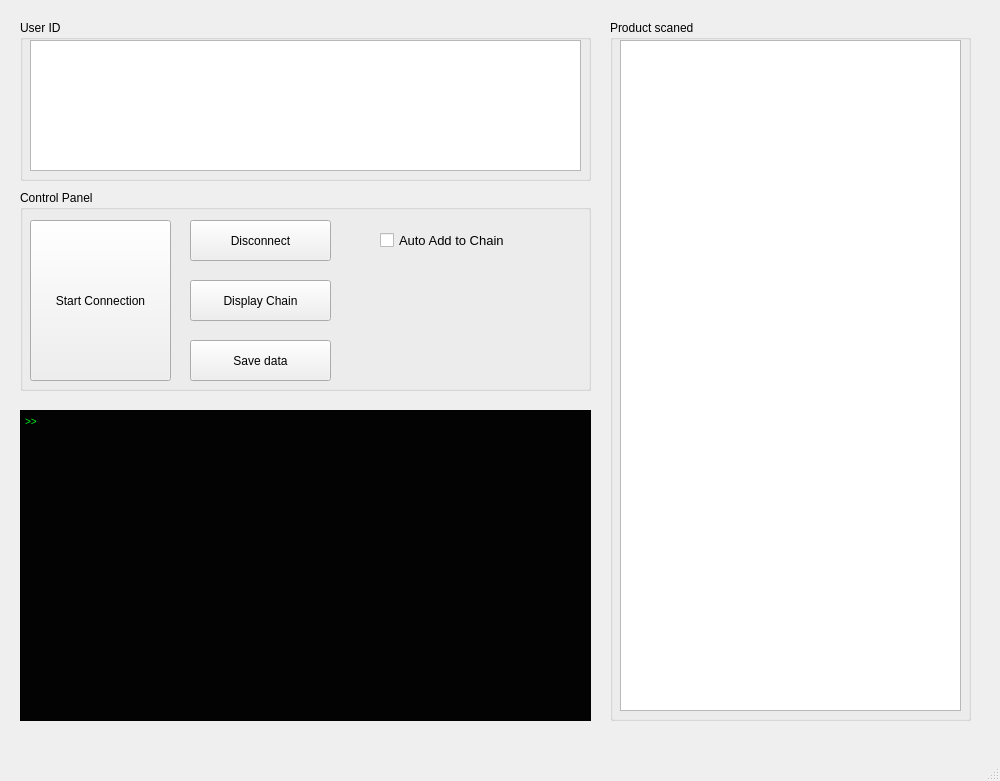
This is UI/Panel/MainPanel.ui in ScarlettWang88/Bacchus-Crimson as Qt 5 draws it before an edit. The edited form follows.
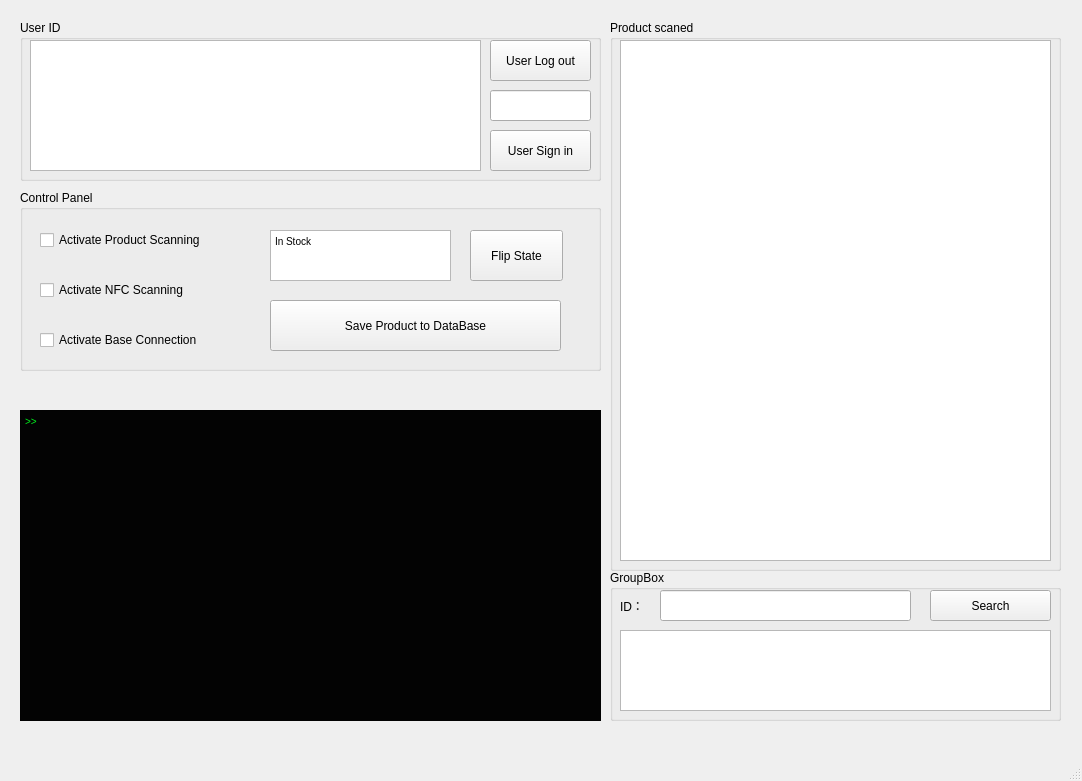
This is the edited form.

Patch:
```diff
--- a/UI/Panel/MainPanel.ui
+++ b/UI/Panel/MainPanel.ui
@@ -6,7 +6,7 @@
    <rect>
     <x>0</x>
     <y>0</y>
-    <width>1000</width>
+    <width>1082</width>
     <height>781</height>
    </rect>
   </property>
@@ -19,7 +19,7 @@
      <rect>
       <x>20</x>
       <y>410</y>
-      <width>571</width>
+      <width>581</width>
       <height>311</height>
      </rect>
     </property>
@@ -41,7 +41,7 @@
      <rect>
       <x>20</x>
       <y>20</y>
-      <width>571</width>
+      <width>581</width>
       <height>161</height>
      </rect>
     </property>
@@ -53,7 +53,7 @@
       <rect>
        <x>10</x>
        <y>20</y>
-       <width>551</width>
+       <width>451</width>
        <height>131</height>
       </rect>
      </property>
@@ -68,107 +68,163 @@
 &lt;p style=&quot;-qt-paragraph-type:empty; margin-top:0px; margin-bottom:0px; margin-left:0px; margin-right:0px; -qt-block-indent:0; text-indent:0px;&quot;&gt;&lt;br /&gt;&lt;/p&gt;&lt;/body&gt;&lt;/html&gt;</string>
      </property>
     </widget>
+    <widget class="QPushButton" name="btn_user_logout">
+     <property name="geometry">
+      <rect>
+       <x>470</x>
+       <y>20</y>
+       <width>101</width>
+       <height>41</height>
+      </rect>
+     </property>
+     <property name="font">
+      <font>
+       <pointsize>9</pointsize>
+      </font>
+     </property>
+     <property name="text">
+      <string>User Log out</string>
+     </property>
+    </widget>
+    <widget class="QPushButton" name="btn_user_signin">
+     <property name="geometry">
+      <rect>
+       <x>470</x>
+       <y>110</y>
+       <width>101</width>
+       <height>41</height>
+      </rect>
+     </property>
+     <property name="font">
+      <font>
+       <pointsize>9</pointsize>
+      </font>
+     </property>
+     <property name="text">
+      <string>User Sign in</string>
+     </property>
+    </widget>
+    <widget class="QLineEdit" name="lined_user_new_name">
+     <property name="geometry">
+      <rect>
+       <x>470</x>
+       <y>70</y>
+       <width>101</width>
+       <height>31</height>
+      </rect>
+     </property>
+    </widget>
    </widget>
    <widget class="QGroupBox" name="groupBox_2">
     <property name="geometry">
      <rect>
       <x>20</x>
       <y>190</y>
-      <width>571</width>
-      <height>201</height>
+      <width>581</width>
+      <height>181</height>
      </rect>
     </property>
     <property name="title">
      <string>Control Panel</string>
     </property>
-    <widget class="QPushButton" name="btn_start_connect">
+    <widget class="QCheckBox" name="cb_activ_ps">
      <property name="geometry">
       <rect>
-       <x>10</x>
-       <y>30</y>
-       <width>141</width>
-       <height>161</height>
+       <x>20</x>
+       <y>40</y>
+       <width>201</width>
+       <height>20</height>
       </rect>
      </property>
-     <property name="font">
-      <font>
-       <pointsize>9</pointsize>
-      </font>
+     <property name="tabletTracking">
+      <bool>true</bool>
      </property>
      <property name="text">
-      <string>Start Connection</string>
+      <string>Activate Product Scanning</string>
      </property>
-    </widget>
-    <widget class="QPushButton" name="pushButton_3">
-     <property name="geometry">
-      <rect>
-       <x>170</x>
-       <y>30</y>
-       <width>141</width>
-       <height>41</height>
-      </rect>
+     <property name="checked">
+      <bool>false</bool>
      </property>
-     <property name="font">
-      <font>
-       <pointsize>9</pointsize>
-      </font>
-     </property>
-     <property name="text">
-      <string>Disconnect</string>
-     </property>
     </widget>
-    <widget class="QPushButton" name="pushButton_4">
+    <widget class="QCheckBox" name="cb_activ_nfc">
      <property name="geometry">
       <rect>
-       <x>170</x>
+       <x>20</x>
        <y>90</y>
-       <width>141</width>
-       <height>41</height>
+       <width>201</width>
+       <height>20</height>
       </rect>
      </property>
-     <property name="font">
-      <font>
-       <pointsize>9</pointsize>
-      </font>
+     <property name="tabletTracking">
+      <bool>true</bool>
      </property>
      <property name="text">
-      <string>Display Chain</string>
+      <string>Activate NFC Scanning</string>
      </property>
+     <property name="checked">
+      <bool>false</bool>
+     </property>
     </widget>
-    <widget class="QPushButton" name="pushButton_2">
+    <widget class="QCheckBox" name="cb_activ_base_cont">
      <property name="geometry">
       <rect>
-       <x>170</x>
-       <y>150</y>
-       <width>141</width>
-       <height>41</height>
+       <x>20</x>
+       <y>140</y>
+       <width>201</width>
+       <height>20</height>
       </rect>
      </property>
-     <property name="font">
-      <font>
-       <pointsize>9</pointsize>
-      </font>
+     <property name="tabletTracking">
+      <bool>true</bool>
      </property>
      <property name="text">
-      <string>Save data</string>
+      <string>Activate Base Connection</string>
      </property>
+     <property name="checked">
+      <bool>false</bool>
+     </property>
     </widget>
-    <widget class="QCheckBox" name="CB_auto_add">
+    <widget class="QPushButton" name="btn_save_product">
      <property name="geometry">
       <rect>
-       <x>360</x>
-       <y>30</y>
-       <width>161</width>
-       <height>41</height>
+       <x>250</x>
+       <y>110</y>
+       <width>291</width>
+       <height>51</height>
       </rect>
      </property>
-     <property name="font">
-      <font>
-       <pointsize>10</pointsize>
-      </font>
+     <property name="text">
+      <string>Save Product to DataBase</string>
      </property>
+    </widget>
+    <widget class="QTextBrowser" name="tbx_stock_state">
+     <property name="geometry">
+      <rect>
+       <x>250</x>
+       <y>40</y>
+       <width>181</width>
+       <height>51</height>
+      </rect>
+     </property>
+     <property name="html">
+      <string>&lt;!DOCTYPE HTML PUBLIC &quot;-//W3C//DTD HTML 4.0//EN&quot; &quot;http://www.w3.org/TR/REC-html40/strict.dtd&quot;&gt;
+&lt;html&gt;&lt;head&gt;&lt;meta name=&quot;qrichtext&quot; content=&quot;1&quot; /&gt;&lt;style type=&quot;text/css&quot;&gt;
+p, li { white-space: pre-wrap; }
+&lt;/style&gt;&lt;/head&gt;&lt;body style=&quot; font-family:'MS Shell Dlg 2'; font-size:7.8pt; font-weight:400; font-style:normal;&quot;&gt;
+&lt;p style=&quot; margin-top:0px; margin-bottom:0px; margin-left:0px; margin-right:0px; -qt-block-indent:0; text-indent:0px;&quot;&gt;In Stock&lt;/p&gt;&lt;/body&gt;&lt;/html&gt;</string>
+     </property>
+    </widget>
+    <widget class="QPushButton" name="btn_flip_stock_state">
+     <property name="geometry">
+      <rect>
+       <x>450</x>
+       <y>40</y>
+       <width>93</width>
+       <height>51</height>
+      </rect>
+     </property>
      <property name="text">
-      <string>Auto Add to Chain</string>
+      <string>Flip State</string>
      </property>
     </widget>
    </widget>
@@ -177,8 +233,8 @@
      <rect>
       <x>610</x>
       <y>20</y>
-      <width>361</width>
-      <height>701</height>
+      <width>451</width>
+      <height>551</height>
      </rect>
     </property>
     <property name="title">
@@ -189,8 +245,67 @@
       <rect>
        <x>10</x>
        <y>20</y>
-       <width>341</width>
-       <height>671</height>
+       <width>431</width>
+       <height>521</height>
+      </rect>
+     </property>
+    </widget>
+   </widget>
+   <widget class="QGroupBox" name="groupBox_4">
+    <property name="geometry">
+     <rect>
+      <x>610</x>
+      <y>570</y>
+      <width>451</width>
+      <height>151</height>
+     </rect>
+    </property>
+    <property name="title">
+     <string>GroupBox</string>
+    </property>
+    <widget class="QPushButton" name="btn_search">
+     <property name="geometry">
+      <rect>
+       <x>320</x>
+       <y>20</y>
+       <width>121</width>
+       <height>31</height>
+      </rect>
+     </property>
+     <property name="text">
+      <string>Search</string>
+     </property>
+    </widget>
+    <widget class="QLineEdit" name="lined_search">
+     <property name="geometry">
+      <rect>
+       <x>50</x>
+       <y>20</y>
+       <width>251</width>
+       <height>31</height>
+      </rect>
+     </property>
+    </widget>
+    <widget class="QLabel" name="label">
+     <property name="geometry">
+      <rect>
+       <x>10</x>
+       <y>20</y>
+       <width>31</width>
+       <height>31</height>
+      </rect>
+     </property>
+     <property name="text">
+      <string>ID：</string>
+     </property>
+    </widget>
+    <widget class="QTextBrowser" name="tbx_search">
+     <property name="geometry">
+      <rect>
+       <x>10</x>
+       <y>60</y>
+       <width>431</width>
+       <height>81</height>
       </rect>
      </property>
     </widget>
```
Left out of the diff: 9 changed lines with no effect on the pictures.
